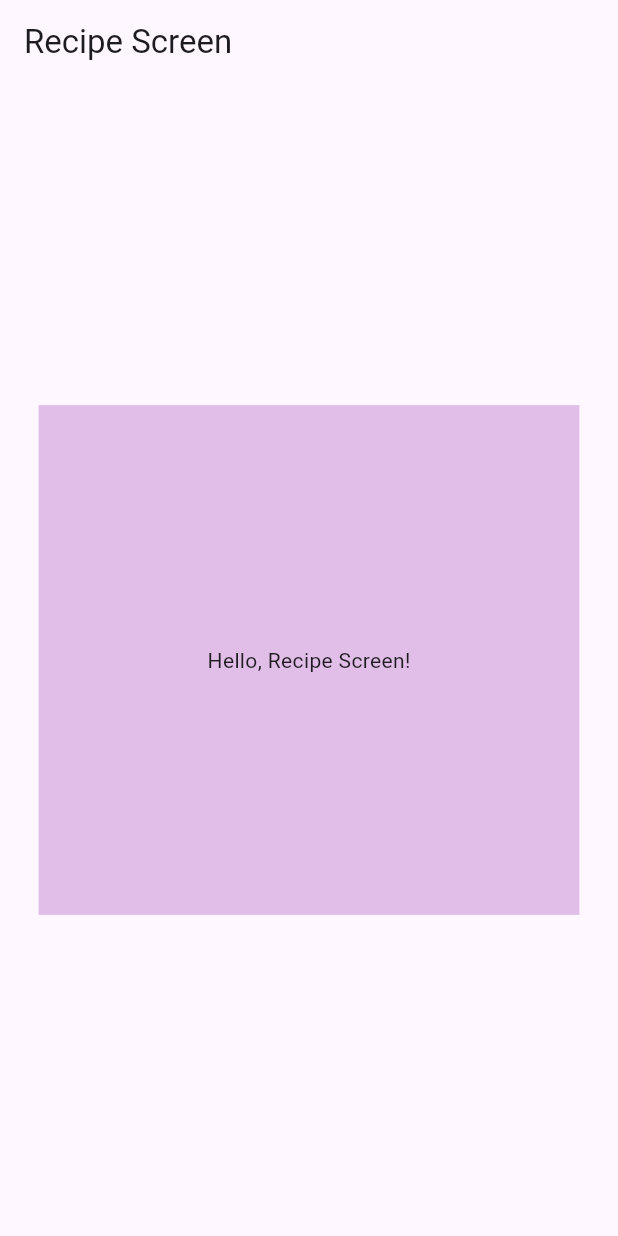
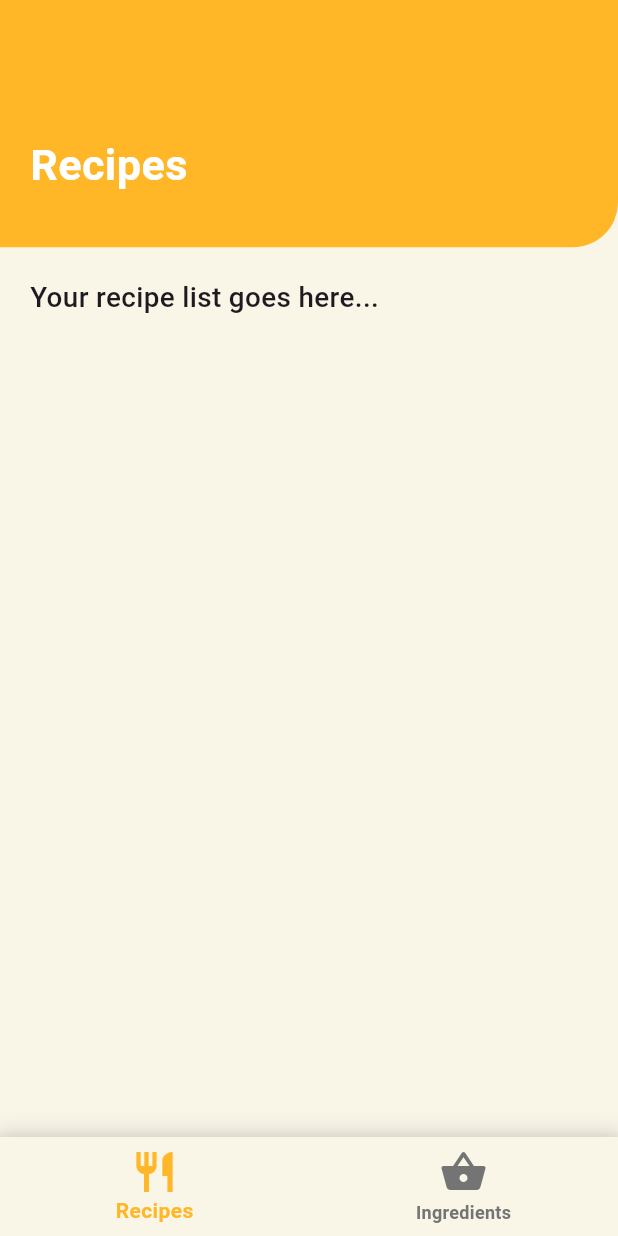
Before and after one commit to MosesTong07/dontwastefood, a Flutter app: the screen it shows after launch, on a phone screen of 412 x 824 dp. Run offline on Flutter 3.47's test engine with Material 3 defaults, Android fonts, the phone set to English and light mode, and no system bars.

Commit message:
Added functional navigation bar and base UI for screens

```diff
--- a/lib/pages/recipe.dart
+++ b/lib/pages/recipe.dart
@@ -1,4 +1,21 @@
 import 'package:flutter/material.dart';
+import 'ingredients.dart'; // make sure this file exists and exports IngredientsScreen
+
+void main() {
+  runApp(const MyApp());
+}
+
+class MyApp extends StatelessWidget {
+  const MyApp({super.key});
+
+  @override
+  Widget build(BuildContext context) {
+    return const MaterialApp(
+      debugShowCheckedModeBanner: false,
+      home: RecipeScreen(),
+    );
+  }
+}
 
 class RecipeScreen extends StatefulWidget {
   const RecipeScreen({super.key});
@@ -7,27 +24,141 @@ class RecipeScreen extends StatefulWidget {
   State<RecipeScreen> createState() => _RecipeScreenState();
 }
 
+// Navigation bar logic
 class _RecipeScreenState extends State<RecipeScreen> {
+  int _currentIndex = 0;
+
+  // Screens for the bottom navigation bar
+  final List<Widget> _pages = const [
+    RecipeScreenContent(),
+    IngredientsScreenContent(),
+  ];
+
   @override
   Widget build(BuildContext context) {
-    final size = MediaQuery.of(context).size;
-    double desiredWidth = size.width * 0.875;
-    double headerHeight = size.height * 0.4125;
-
     return Scaffold(
-      appBar: AppBar(
-        title: const Text('Recipe Screen'),
-      ),
-      body: Center(
-        child: Container(
-          width: desiredWidth,
-          height: headerHeight,
-          color: Colors.purple[100],
-          child: const Center(
-            child: Text('Hello, Recipe Screen!'),
+      body: _pages[_currentIndex],
+      bottomNavigationBar: Container(
+        decoration: BoxDecoration(
+          color: const Color(0xFFF9F6E7),
+          boxShadow: [
+            BoxShadow(
+              color: Colors.grey.withOpacity(0.3), // shadow color
+              blurRadius: 10, // softness of the shadow
+              spreadRadius: 2, // how much the shadow spreads
+              offset: const Offset(0, -3), // shadow above the bar
+            ),
+          ],
+        ),
+        child: BottomNavigationBar(
+          backgroundColor: const Color(0xFFF9F6E7), // container color shows
+          currentIndex: _currentIndex,
+          iconSize: 32,
+          selectedItemColor: _currentIndex == 0
+              ? const Color.fromARGB(255, 255, 183, 39)
+              : const Color(0xFF058240),
+          unselectedItemColor: const Color(0xFF747474),
+          selectedLabelStyle: const TextStyle(
+            fontWeight: FontWeight.bold,
           ),
+          unselectedLabelStyle: const TextStyle(
+            fontWeight: FontWeight.bold,
+          ),
+          onTap: (int newIndex) {
+            setState(() {
+              _currentIndex = newIndex;
+            });
+          },
+          items: [
+            BottomNavigationBarItem(
+              icon: Icon(
+                Icons.restaurant,
+                color: _currentIndex == 0
+                    ? const Color.fromARGB(255, 255, 183, 39)
+                    : const Color(0xFF747474),
+              ),
+              label: 'Recipes',
+            ),
+            BottomNavigationBarItem(
+              icon: Icon(
+                Icons.shopping_basket,
+                color: _currentIndex == 1
+                    ? const Color(0xFF058240)
+                    : const Color(0xFF747474),
+              ),
+              label: 'Ingredients',
+            ),
+          ],
         ),
       ),
     );
   }
 }
+
+// Separate stateless widget for Recipe screen content
+//TODO:
+class RecipeScreenContent extends StatelessWidget {
+  const RecipeScreenContent({super.key});
+
+  @override
+  Widget build(BuildContext context) {
+    final size = MediaQuery.of(context).size;
+    double headerHeight = size.height * 0.2;
+
+    double getAdaptiveFontSize(double fontSize) {
+      return fontSize * size.width / 400;
+    }
+
+    return Scaffold(
+      backgroundColor: const Color(0xFFF9F6E7),
+      body: SingleChildScrollView(
+        child: Column(
+          crossAxisAlignment: CrossAxisAlignment.start,
+          children: [
+            Stack(
+              children: [
+                Container(
+                  width: double.infinity,
+                  height: headerHeight,
+                  decoration: const BoxDecoration(
+                    color: Color.fromARGB(255, 255, 183, 39),
+                    borderRadius:
+                        BorderRadius.only(bottomRight: Radius.circular(30.0)),
+                  ),
+                ),
+                Padding(
+                  padding: const EdgeInsets.only(left: 20.0, top: 90),
+                  child: FittedBox(
+                    fit: BoxFit.scaleDown,
+                    child: Text(
+                      'Recipes',
+                      style: TextStyle(
+                        color: Colors.white,
+                        fontSize: size.width > 500
+                            ? getAdaptiveFontSize(24)
+                            : getAdaptiveFontSize(28),
+                        fontWeight: FontWeight.bold,
+                      ),
+                    ),
+                  ),
+                ),
+              ],
+            ),
+            // Add more recipe content below
+            const SizedBox(height: 20),
+            Padding(
+              padding: const EdgeInsets.symmetric(horizontal: 20),
+              child: Text(
+                'Your recipe list goes here...',
+                style: TextStyle(
+                  fontSize: getAdaptiveFontSize(18),
+                  fontWeight: FontWeight.w500,
+                ),
+              ),
+            ),
+          ],
+        ),
+      ),
+    );
+  }
+}
```
Also changed, not shown: lib/pages/ingredients.dart (+132 -0 lines).
